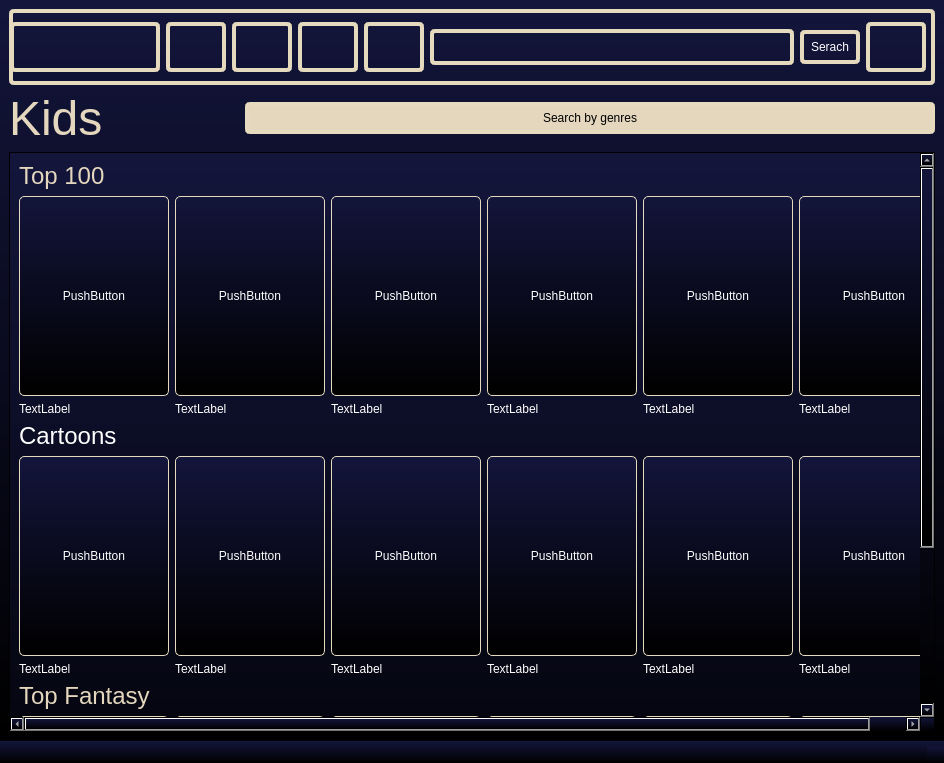
Dushnilas/recsys_project, file src/qt/kidstv.ui: the form before one commit.
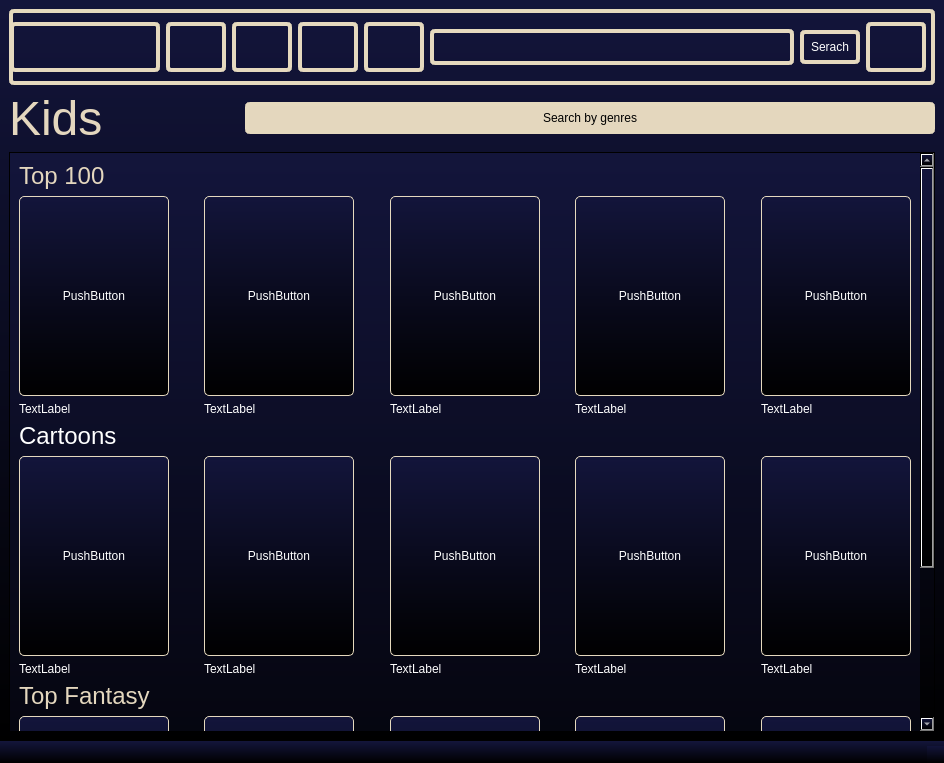
The form after the commit. Icons and pictures are not drawn.

Patch:
```diff
--- a/src/qt/kidstv.ui
+++ b/src/qt/kidstv.ui
@@ -323,7 +323,7 @@
         <rect>
          <x>0</x>
          <y>0</y>
-         <width>1026</width>
+         <width>902</width>
          <height>818</height>
         </rect>
        </property>
@@ -339,125 +339,10 @@
          </widget>
         </item>
         <item>
-         <layout class="QGridLayout" name="top100LO" columnstretch="3,1,3,1,3,1,3,1,3,1,3">
+         <layout class="QGridLayout" name="top100LO" columnstretch="3,0,0,0,0,0,0,0,0">
           <property name="spacing">
            <number>-1</number>
           </property>
-          <item row="0" column="3">
-           <spacer name="horizontalSpacer_3">
-            <property name="orientation">
-             <enum>Qt::Horizontal</enum>
-            </property>
-            <property name="sizeHint" stdset="0">
-             <size>
-              <width>40</width>
-              <height>20</height>
-             </size>
-            </property>
-           </spacer>
-          </item>
-          <item row="0" column="6">
-           <widget class="QPushButton" name="pushButton_8">
-            <property name="sizePolicy">
-             <sizepolicy hsizetype="Minimum" vsizetype="Fixed">
-              <horstretch>150</horstretch>
-              <verstretch>200</verstretch>
-             </sizepolicy>
-            </property>
-            <property name="minimumSize">
-             <size>
-              <width>150</width>
-              <height>200</height>
-             </size>
-            </property>
-            <property name="styleSheet">
-             <string notr="true">border: 1px solid rgb(229, 217, 190);
-border-radius: 5px;
-padding: 5px;</string>
-            </property>
-            <property name="text">
-             <string>PushButton</string>
-            </property>
-           </widget>
-          </item>
-          <item row="0" column="2">
-           <widget class="QPushButton" name="pushButton_11">
-            <property name="sizePolicy">
-             <sizepolicy hsizetype="Minimum" vsizetype="Fixed">
-              <horstretch>150</horstretch>
-              <verstretch>200</verstretch>
-             </sizepolicy>
-            </property>
-            <property name="minimumSize">
-             <size>
-              <width>150</width>
-              <height>200</height>
-             </size>
-            </property>
-            <property name="styleSheet">
-             <string notr="true">border: 1px solid rgb(229, 217, 190);
-border-radius: 5px;
-padding: 5px;</string>
-            </property>
-            <property name="text">
-             <string>PushButton</string>
-            </property>
-           </widget>
-          </item>
-          <item row="1" column="10">
-           <widget class="QLabel" name="label_6">
-            <property name="styleSheet">
-             <string notr="true">background-color: rgba(255, 255, 255, 0);</string>
-            </property>
-            <property name="text">
-             <string>TextLabel</string>
-            </property>
-           </widget>
-          </item>
-          <item row="1" column="4">
-           <widget class="QLabel" name="label_3">
-            <property name="styleSheet">
-             <string notr="true">background-color: rgba(255, 255, 255, 0);</string>
-            </property>
-            <property name="text">
-             <string>TextLabel</string>
-            </property>
-           </widget>
-          </item>
-          <item row="0" column="4">
-           <widget class="QPushButton" name="pushButton_7">
-            <property name="sizePolicy">
-             <sizepolicy hsizetype="Minimum" vsizetype="Fixed">
-              <horstretch>150</horstretch>
-              <verstretch>200</verstretch>
-             </sizepolicy>
-            </property>
-            <property name="minimumSize">
-             <size>
-              <width>150</width>
-              <height>200</height>
-             </size>
-            </property>
-            <property name="styleSheet">
-             <string notr="true">border: 1px solid rgb(229, 217, 190);
-border-radius: 5px;
-padding: 5px;</string>
-            </property>
-            <property name="text">
-             <string>PushButton</string>
-            </property>
-           </widget>
-          </item>
-          <item row="1" column="8">
-           <widget class="QLabel" name="label_5">
-            <property name="styleSheet">
-             <string notr="true">background-color: rgba(255, 255, 255, 0);</string>
-            </property>
-            <property name="text">
-             <string>TextLabel</string>
-            </property>
-           </widget>
-          </item>
           <item row="0" column="8">
            <widget class="QPushButton" name="pushButton_9">
             <property name="sizePolicy">
@@ -482,100 +367,6 @@
             </property>
            </widget>
           </item>
-          <item row="0" column="7">
-           <spacer name="horizontalSpacer_5">
-            <property name="orientation">
-             <enum>Qt::Horizontal</enum>
-            </property>
-            <property name="sizeHint" stdset="0">
-             <size>
-              <width>40</width>
-              <height>20</height>
-             </size>
-            </property>
-           </spacer>
-          </item>
-          <item row="1" column="0">
-           <widget class="QLabel" name="label_2">
-            <property name="styleSheet">
-             <string notr="true">background-color: rgba(255, 255, 255, 0);</string>
-            </property>
-            <property name="text">
-             <string>TextLabel</string>
-            </property>
-           </widget>
-          </item>
-          <item row="0" column="5">
-           <spacer name="horizontalSpacer_4">
-            <property name="orientation">
-             <enum>Qt::Horizontal</enum>
-            </property>
-            <property name="sizeHint" stdset="0">
-             <size>
-              <width>40</width>
-              <height>20</height>
-             </size>
-            </property>
-           </spacer>
-          </item>
-          <item row="0" column="0">
-           <widget class="QPushButton" name="pushButton_6">
-            <property name="sizePolicy">
-             <sizepolicy hsizetype="Minimum" vsizetype="Fixed">
-              <horstretch>150</horstretch>
-              <verstretch>200</verstretch>
-             </sizepolicy>
-            </property>
-            <property name="minimumSize">
-             <size>
-              <width>150</width>
-              <height>200</height>
-             </size>
-            </property>
-            <property name="styleSheet">
-             <string notr="true">border: 1px solid rgb(229, 217, 190);
-border-radius: 5px;
-padding: 5px;</string>
-            </property>
-            <property name="text">
-             <string>PushButton</string>
-            </property>
-           </widget>
-          </item>
-          <item row="0" column="10">
-           <widget class="QPushButton" name="pushButton_10">
-            <property name="sizePolicy">
-             <sizepolicy hsizetype="Minimum" vsizetype="Fixed">
-              <horstretch>150</horstretch>
-              <verstretch>200</verstretch>
-             </sizepolicy>
-            </property>
-            <property name="minimumSize">
-             <size>
-              <width>150</width>
-              <height>200</height>
-             </size>
-            </property>
-            <property name="styleSheet">
-             <string notr="true">border: 1px solid rgb(229, 217, 190);
-border-radius: 5px;
-padding: 5px;</string>
-            </property>
-            <property name="text">
-             <string>PushButton</string>
-            </property>
-           </widget>
-          </item>
-          <item row="1" column="6">
-           <widget class="QLabel" name="label_4">
-            <property name="styleSheet">
-             <string notr="true">background-color: rgba(255, 255, 255, 0);</string>
-            </property>
-            <property name="text">
-             <string>TextLabel</string>
-            </property>
-           </widget>
-          </item>
           <item row="1" column="2">
            <widget class="QLabel" name="label_7">
             <property name="styleSheet">
@@ -586,8 +377,8 @@
             </property>
            </widget>
           </item>
-          <item row="0" column="9">
-           <spacer name="horizontalSpacer_6">
+          <item row="0" column="5">
+           <spacer name="horizontalSpacer_4">
             <property name="orientation">
              <enum>Qt::Horizontal</enum>
             </property>
@@ -599,6 +390,67 @@
             </property>
            </spacer>
           </item>
+          <item row="0" column="4">
+           <widget class="QPushButton" name="pushButton_7">
+            <property name="sizePolicy">
+             <sizepolicy hsizetype="Minimum" vsizetype="Fixed">
+              <horstretch>150</horstretch>
+              <verstretch>200</verstretch>
+             </sizepolicy>
+            </property>
+            <property name="minimumSize">
+             <size>
+              <width>150</width>
+              <height>200</height>
+             </size>
+            </property>
+            <property name="styleSheet">
+             <string notr="true">border: 1px solid rgb(229, 217, 190);
+border-radius: 5px;
+padding: 5px;</string>
+            </property>
+            <property name="text">
+             <string>PushButton</string>
+            </property>
+           </widget>
+          </item>
+          <item row="0" column="7">
+           <spacer name="horizontalSpacer_5">
+            <property name="orientation">
+             <enum>Qt::Horizontal</enum>
+            </property>
+            <property name="sizeHint" stdset="0">
+             <size>
+              <width>40</width>
+              <height>20</height>
+             </size>
+            </property>
+           </spacer>
+          </item>
+          <item row="0" column="2">
+           <widget class="QPushButton" name="pushButton_11">
+            <property name="sizePolicy">
+             <sizepolicy hsizetype="Minimum" vsizetype="Fixed">
+              <horstretch>150</horstretch>
+              <verstretch>200</verstretch>
+             </sizepolicy>
+            </property>
+            <property name="minimumSize">
+             <size>
+              <width>150</width>
+              <height>200</height>
+             </size>
+            </property>
+            <property name="styleSheet">
+             <string notr="true">border: 1px solid rgb(229, 217, 190);
+border-radius: 5px;
+padding: 5px;</string>
+            </property>
+            <property name="text">
+             <string>PushButton</string>
+            </property>
+           </widget>
+          </item>
           <item row="0" column="1">
            <spacer name="horizontalSpacer_2">
             <property name="orientation">
@@ -612,6 +464,107 @@
             </property>
            </spacer>
           </item>
+          <item row="1" column="6">
+           <widget class="QLabel" name="label_4">
+            <property name="styleSheet">
+             <string notr="true">background-color: rgba(255, 255, 255, 0);</string>
+            </property>
+            <property name="text">
+             <string>TextLabel</string>
+            </property>
+           </widget>
+          </item>
+          <item row="0" column="6">
+           <widget class="QPushButton" name="pushButton_8">
+            <property name="sizePolicy">
+             <sizepolicy hsizetype="Minimum" vsizetype="Fixed">
+              <horstretch>150</horstretch>
+              <verstretch>200</verstretch>
+             </sizepolicy>
+            </property>
+            <property name="minimumSize">
+             <size>
+              <width>150</width>
+              <height>200</height>
+             </size>
+            </property>
+            <property name="styleSheet">
+             <string notr="true">border: 1px solid rgb(229, 217, 190);
+border-radius: 5px;
+padding: 5px;</string>
+            </property>
+            <property name="text">
+             <string>PushButton</string>
+            </property>
+           </widget>
+          </item>
+          <item row="0" column="0">
+           <widget class="QPushButton" name="pushButton_6">
+            <property name="sizePolicy">
+             <sizepolicy hsizetype="Minimum" vsizetype="Fixed">
+              <horstretch>150</horstretch>
+              <verstretch>200</verstretch>
+             </sizepolicy>
+            </property>
+            <property name="minimumSize">
+             <size>
+              <width>150</width>
+              <height>200</height>
+             </size>
+            </property>
+            <property name="styleSheet">
+             <string notr="true">border: 1px solid rgb(229, 217, 190);
+border-radius: 5px;
+padding: 5px;</string>
+            </property>
+            <property name="text">
+             <string>PushButton</string>
+            </property>
+           </widget>
+          </item>
+          <item row="1" column="0">
+           <widget class="QLabel" name="label_2">
+            <property name="styleSheet">
+             <string notr="true">background-color: rgba(255, 255, 255, 0);</string>
+            </property>
+            <property name="text">
+             <string>TextLabel</string>
+            </property>
+           </widget>
+          </item>
+          <item row="0" column="3">
+           <spacer name="horizontalSpacer_3">
+            <property name="orientation">
+             <enum>Qt::Horizontal</enum>
+            </property>
+            <property name="sizeHint" stdset="0">
+             <size>
+              <width>40</width>
+              <height>20</height>
+             </size>
+            </property>
+           </spacer>
+          </item>
+          <item row="1" column="4">
+           <widget class="QLabel" name="label_3">
+            <property name="styleSheet">
+             <string notr="true">background-color: rgba(255, 255, 255, 0);</string>
+            </property>
+            <property name="text">
+             <string>TextLabel</string>
+            </property>
+           </widget>
+          </item>
+          <item row="1" column="8">
+           <widget class="QLabel" name="label_5">
+            <property name="styleSheet">
+             <string notr="true">background-color: rgba(255, 255, 255, 0);</string>
+            </property>
+            <property name="text">
+             <string>TextLabel</string>
+            </property>
+           </widget>
+          </item>
          </layout>
         </item>
         <item>
@@ -625,44 +578,7 @@
          </widget>
         </item>
         <item>
-         <layout class="QGridLayout" name="TopComLO" columnstretch="3,1,3,1,3,1,3,1,3,1,3">
-          <item row="0" column="2">
-           <widget class="QPushButton" name="pushButton_17">
-            <property name="sizePolicy">
-             <sizepolicy hsizetype="Minimum" vsizetype="Fixed">
-              <horstretch>150</horstretch>
-              <verstretch>200</verstretch>
-             </sizepolicy>
-            </property>
-            <property name="minimumSize">
-             <size>
-              <width>150</width>
-              <height>200</height>
-             </size>
-            </property>
-            <property name="styleSheet">
-             <string notr="true">border: 1px solid rgb(229, 217, 190);
-border-radius: 5px;
-padding: 5px;</string>
-            </property>
-            <property name="text">
-             <string>PushButton</string>
-            </property>
-           </widget>
-          </item>
-          <item row="0" column="5">
-           <spacer name="horizontalSpacer_9">
-            <property name="orientation">
-             <enum>Qt::Horizontal</enum>
-            </property>
-            <property name="sizeHint" stdset="0">
-             <size>
-              <width>40</width>
-              <height>20</height>
-             </size>
-            </property>
-           </spacer>
-          </item>
+         <layout class="QGridLayout" name="TopComLO" columnstretch="3,0,0,0,0,0,0,0,0">
           <item row="1" column="8">
            <widget class="QLabel" name="label_11">
             <property name="styleSheet">
@@ -673,40 +589,6 @@
             </property>
            </widget>
           </item>
-          <item row="1" column="2">
-           <widget class="QLabel" name="label_13">
-            <property name="styleSheet">
-             <string notr="true">background-color: rgba(255, 255, 255, 0);</string>
-            </property>
-            <property name="text">
-             <string>TextLabel</string>
-            </property>
-           </widget>
-          </item>
-          <item row="0" column="0">
-           <widget class="QPushButton" name="pushButton_14">
-            <property name="sizePolicy">
-             <sizepolicy hsizetype="Minimum" vsizetype="Fixed">
-              <horstretch>150</horstretch>
-              <verstretch>200</verstretch>
-             </sizepolicy>
-            </property>
-            <property name="minimumSize">
-             <size>
-              <width>150</width>
-              <height>200</height>
-             </size>
-            </property>
-            <property name="styleSheet">
-             <string notr="true">border: 1px solid rgb(229, 217, 190);
-border-radius: 5px;
-padding: 5px;</string>
-            </property>
-            <property name="text">
-             <string>PushButton</string>
-            </property>
-           </widget>
-          </item>
           <item row="1" column="0">
            <widget class="QLabel" name="label_8">
             <property name="styleSheet">
@@ -717,21 +599,8 @@
             </property>
            </widget>
           </item>
-          <item row="0" column="7">
-           <spacer name="horizontalSpacer_10">
-            <property name="orientation">
-             <enum>Qt::Horizontal</enum>
-            </property>
-            <property name="sizeHint" stdset="0">
-             <size>
-              <width>40</width>
-              <height>20</height>
-             </size>
-            </property>
-           </spacer>
-          </item>
-          <item row="0" column="8">
-           <widget class="QPushButton" name="pushButton_16">
+          <item row="0" column="0">
+           <widget class="QPushButton" name="pushButton_14">
             <property name="sizePolicy">
              <sizepolicy hsizetype="Minimum" vsizetype="Fixed">
               <horstretch>150</horstretch>
@@ -754,29 +623,6 @@
             </property>
            </widget>
           </item>
-          <item row="1" column="10">
-           <widget class="QLabel" name="label_9">
-            <property name="styleSheet">
-             <string notr="true">background-color: rgba(255, 255, 255, 0);</string>
-            </property>
-            <property name="text">
-             <string>TextLabel</string>
-            </property>
-           </widget>
-          </item>
-          <item row="0" column="3">
-           <spacer name="horizontalSpacer_8">
-            <property name="orientation">
-             <enum>Qt::Horizontal</enum>
-            </property>
-            <property name="sizeHint" stdset="0">
-             <size>
-              <width>40</width>
-              <height>20</height>
-             </size>
-            </property>
-           </spacer>
-          </item>
           <item row="0" column="6">
            <widget class="QPushButton" name="pushButton_12">
             <property name="sizePolicy">
@@ -801,6 +647,39 @@
             </property>
            </widget>
           </item>
+          <item row="1" column="2">
+           <widget class="QLabel" name="label_13">
+            <property name="styleSheet">
+             <string notr="true">background-color: rgba(255, 255, 255, 0);</string>
+            </property>
+            <property name="text">
+             <string>TextLabel</string>
+            </property>
+           </widget>
+          </item>
+          <item row="0" column="5">
+           <spacer name="horizontalSpacer_9">
+            <property name="orientation">
+             <enum>Qt::Horizontal</enum>
+            </property>
+            <property name="sizeHint" stdset="0">
+             <size>
+              <width>40</width>
+              <height>20</height>
+             </size>
+            </property>
+           </spacer>
+          </item>
+          <item row="1" column="6">
+           <widget class="QLabel" name="label_12">
+            <property name="styleSheet">
+             <string notr="true">background-color: rgba(255, 255, 255, 0);</string>
+            </property>
+            <property name="text">
+             <string>TextLabel</string>
+            </property>
+           </widget>
+          </item>
           <item row="0" column="1">
            <spacer name="horizontalSpacer_7">
             <property name="orientation">
@@ -814,8 +693,8 @@
             </property>
            </spacer>
           </item>
-          <item row="0" column="4">
-           <widget class="QPushButton" name="pushButton_13">
+          <item row="0" column="2">
+           <widget class="QPushButton" name="pushButton_17">
             <property name="sizePolicy">
              <sizepolicy hsizetype="Minimum" vsizetype="Fixed">
               <horstretch>150</horstretch>
@@ -838,6 +717,19 @@
             </property>
            </widget>
           </item>
+          <item row="0" column="7">
+           <spacer name="horizontalSpacer_10">
+            <property name="orientation">
+             <enum>Qt::Horizontal</enum>
+            </property>
+            <property name="sizeHint" stdset="0">
+             <size>
+              <width>40</width>
+              <height>20</height>
+             </size>
+            </property>
+           </spacer>
+          </item>
           <item row="1" column="4">
            <widget class="QLabel" name="label_10">
             <property name="styleSheet">
@@ -848,42 +740,8 @@
             </property>
            </widget>
           </item>
-          <item row="0" column="10">
-           <widget class="QPushButton" name="pushButton_15">
-            <property name="sizePolicy">
-             <sizepolicy hsizetype="Minimum" vsizetype="Fixed">
-              <horstretch>150</horstretch>
-              <verstretch>200</verstretch>
-             </sizepolicy>
-            </property>
-            <property name="minimumSize">
-             <size>
-              <width>150</width>
-              <height>200</height>
-             </size>
-            </property>
-            <property name="styleSheet">
-             <string notr="true">border: 1px solid rgb(229, 217, 190);
-border-radius: 5px;
-padding: 5px;</string>
-            </property>
-            <property name="text">
-             <string>PushButton</string>
-            </property>
-           </widget>
-          </item>
-          <item row="1" column="6">
-           <widget class="QLabel" name="label_12">
-            <property name="styleSheet">
-             <string notr="true">background-color: rgba(255, 255, 255, 0);</string>
-            </property>
-            <property name="text">
-             <string>TextLabel</string>
-            </property>
-           </widget>
-          </item>
-          <item row="0" column="9">
-           <spacer name="horizontalSpacer_11">
+          <item row="0" column="3">
+           <spacer name="horizontalSpacer_8">
             <property name="orientation">
              <enum>Qt::Horizontal</enum>
             </property>
@@ -895,6 +753,54 @@
             </property>
            </spacer>
           </item>
+          <item row="0" column="4">
+           <widget class="QPushButton" name="pushButton_13">
+            <property name="sizePolicy">
+             <sizepolicy hsizetype="Minimum" vsizetype="Fixed">
+              <horstretch>150</horstretch>
+              <verstretch>200</verstretch>
+             </sizepolicy>
+            </property>
+            <property name="minimumSize">
+             <size>
+              <width>150</width>
+              <height>200</height>
+             </size>
+            </property>
+            <property name="styleSheet">
+             <string notr="true">border: 1px solid rgb(229, 217, 190);
+border-radius: 5px;
+padding: 5px;</string>
+            </property>
+            <property name="text">
+             <string>PushButton</string>
+            </property>
+           </widget>
+          </item>
+          <item row="0" column="8">
+           <widget class="QPushButton" name="pushButton_16">
+            <property name="sizePolicy">
+             <sizepolicy hsizetype="Minimum" vsizetype="Fixed">
+              <horstretch>150</horstretch>
+              <verstretch>200</verstretch>
+             </sizepolicy>
+            </property>
+            <property name="minimumSize">
+             <size>
+              <width>150</width>
+              <height>200</height>
+             </size>
+            </property>
+            <property name="styleSheet">
+             <string notr="true">border: 1px solid rgb(229, 217, 190);
+border-radius: 5px;
+padding: 5px;</string>
+            </property>
+            <property name="text">
+             <string>PushButton</string>
+            </property>
+           </widget>
+          </item>
          </layout>
         </item>
         <item>
@@ -908,7 +814,40 @@
          </widget>
         </item>
         <item>
-         <layout class="QGridLayout" name="TopFLO" columnstretch="3,1,3,1,3,1,3,1,3,1,3">
+         <layout class="QGridLayout" name="TopFLO" columnstretch="3,0,0,0,0,0,0,0,0">
+          <item row="0" column="3">
+           <spacer name="horizontalSpacer_13">
+            <property name="orientation">
+             <enum>Qt::Horizontal</enum>
+            </property>
+            <property name="sizeHint" stdset="0">
+             <size>
+              <width>40</width>
+              <height>20</height>
+             </size>
+            </property>
+           </spacer>
+          </item>
+          <item row="1" column="0">
+           <widget class="QLabel" name="label_15">
+            <property name="styleSheet">
+             <string notr="true">background-color: rgba(255, 255, 255, 0);</string>
+            </property>
+            <property name="text">
+             <string>TextLabel</string>
+            </property>
+           </widget>
+          </item>
+          <item row="1" column="2">
+           <widget class="QLabel" name="label_20">
+            <property name="styleSheet">
+             <string notr="true">background-color: rgba(255, 255, 255, 0);</string>
+            </property>
+            <property name="text">
+             <string>TextLabel</string>
+            </property>
+           </widget>
+          </item>
           <item row="1" column="4">
            <widget class="QLabel" name="label_17">
             <property name="styleSheet">
@@ -919,6 +858,54 @@
             </property>
            </widget>
           </item>
+          <item row="0" column="4">
+           <widget class="QPushButton" name="pushButton_19">
+            <property name="sizePolicy">
+             <sizepolicy hsizetype="Minimum" vsizetype="Fixed">
+              <horstretch>150</horstretch>
+              <verstretch>200</verstretch>
+             </sizepolicy>
+            </property>
+            <property name="minimumSize">
+             <size>
+              <width>150</width>
+              <height>200</height>
+             </size>
+            </property>
+            <property name="styleSheet">
+             <string notr="true">border: 1px solid rgb(229, 217, 190);
+border-radius: 5px;
+padding: 5px;</string>
+            </property>
+            <property name="text">
+             <string>PushButton</string>
+            </property>
+           </widget>
+          </item>
+          <item row="0" column="0">
+           <widget class="QPushButton" name="pushButton_20">
+            <property name="sizePolicy">
+             <sizepolicy hsizetype="Minimum" vsizetype="Fixed">
+              <horstretch>150</horstretch>
+              <verstretch>200</verstretch>
+             </sizepolicy>
+            </property>
+            <property name="minimumSize">
+             <size>
+              <width>150</width>
+              <height>200</height>
+             </size>
+            </property>
+            <property name="styleSheet">
+             <string notr="true">border: 1px solid rgb(229, 217, 190);
+border-radius: 5px;
+padding: 5px;</string>
+            </property>
+            <property name="text">
+             <string>PushButton</string>
+            </property>
+           </widget>
+          </item>
           <item row="0" column="7">
            <spacer name="horizontalSpacer_15">
             <property name="orientation">
@@ -932,6 +919,43 @@
             </property>
            </spacer>
           </item>
+          <item row="0" column="5">
+           <spacer name="horizontalSpacer_14">
+            <property name="orientation">
+             <enum>Qt::Horizontal</enum>
+            </property>
+            <property name="sizeHint" stdset="0">
+             <size>
+              <width>40</width>
+              <height>20</height>
+             </size>
+            </property>
+           </spacer>
+          </item>
+          <item row="0" column="2">
+           <widget class="QPushButton" name="pushButton_23">
+            <property name="sizePolicy">
+             <sizepolicy hsizetype="Minimum" vsizetype="Fixed">
+              <horstretch>150</horstretch>
+              <verstretch>200</verstretch>
+             </sizepolicy>
+            </property>
+            <property name="minimumSize">
+             <size>
+              <width>150</width>
+              <height>200</height>
+             </size>
+            </property>
+            <property name="styleSheet">
+             <string notr="true">border: 1px solid rgb(229, 217, 190);
+border-radius: 5px;
+padding: 5px;</string>
+            </property>
+            <property name="text">
+             <string>PushButton</string>
+            </property>
+           </widget>
+          </item>
           <item row="0" column="8">
            <widget class="QPushButton" name="pushButton_22">
             <property name="sizePolicy">
@@ -956,19 +980,6 @@
             </property>
            </widget>
           </item>
-          <item row="0" column="9">
-           <spacer name="horizontalSpacer_16">
-            <property name="orientation">
-             <enum>Qt::Horizontal</enum>
-            </property>
-            <property name="sizeHint" stdset="0">
-             <size>
-              <width>40</width>
-              <height>20</height>
-             </size>
-            </property>
-           </spacer>
-          </item>
           <item row="1" column="8">
            <widget class="QLabel" name="label_18">
             <property name="styleSheet">
@@ -979,39 +990,18 @@
             </property>
            </widget>
           </item>
-          <item row="0" column="0">
-           <widget class="QPushButton" name="pushButton_20">
-            <property name="sizePolicy">
-             <sizepolicy hsizetype="Minimum" vsizetype="Fixed">
-              <horstretch>150</horstretch>
-              <verstretch>200</verstretch>
-             </sizepolicy>
+          <item row="0" column="1">
+           <spacer name="horizontalSpacer_12">
+            <property name="orientation">
+             <enum>Qt::Horizontal</enum>
             </property>
-            <property name="minimumSize">
+            <property name="sizeHint" stdset="0">
              <size>
-              <width>150</width>
-              <height>200</height>
+              <width>40</width>
+              <height>20</height>
              </size>
             </property>
-            <property name="styleSheet">
-             <string notr="true">border: 1px solid rgb(229, 217, 190);
-border-radius: 5px;
-padding: 5px;</string>
-            </property>
-            <property name="text">
-             <string>PushButton</string>
-            </property>
-           </widget>
-          </item>
-          <item row="1" column="2">
-           <widget class="QLabel" name="label_20">
-            <property name="styleSheet">
-             <string notr="true">background-color: rgba(255, 255, 255, 0);</string>
-            </property>
-            <property name="text">
-             <string>TextLabel</string>
-            </property>
-           </widget>
+           </spacer>
           </item>
           <item row="1" column="6">
            <widget class="QLabel" name="label_19">
@@ -1023,16 +1013,6 @@
             </property>
            </widget>
           </item>
-          <item row="1" column="10">
-           <widget class="QLabel" name="label_16">
-            <property name="styleSheet">
-             <string notr="true">background-color: rgba(255, 255, 255, 0);</string>
-            </property>
-            <property name="text">
-             <string>TextLabel</string>
-            </property>
-           </widget>
-          </item>
           <item row="0" column="6">
            <widget class="QPushButton" name="pushButton_18">
             <property name="sizePolicy">
@@ -1057,127 +1037,6 @@
             </property>
            </widget>
           </item>
-          <item row="0" column="4">
-           <widget class="QPushButton" name="pushButton_19">
-            <property name="sizePolicy">
-             <sizepolicy hsizetype="Minimum" vsizetype="Fixed">
-              <horstretch>150</horstretch>
-              <verstretch>200</verstretch>
-             </sizepolicy>
-            </property>
-            <property name="minimumSize">
-             <size>
-              <width>150</width>
-              <height>200</height>
-             </size>
-            </property>
-            <property name="styleSheet">
-             <string notr="true">border: 1px solid rgb(229, 217, 190);
-border-radius: 5px;
-padding: 5px;</string>
-            </property>
-            <property name="text">
-             <string>PushButton</string>
-            </property>
-           </widget>
-          </item>
-          <item row="0" column="3">
-           <spacer name="horizontalSpacer_13">
-            <property name="orientation">
-             <enum>Qt::Horizontal</enum>
-            </property>
-            <property name="sizeHint" stdset="0">
-             <size>
-              <width>40</width>
-              <height>20</height>
-             </size>
-            </property>
-           </spacer>
-          </item>
-          <item row="0" column="1">
-           <spacer name="horizontalSpacer_12">
-            <property name="orientation">
-             <enum>Qt::Horizontal</enum>
-            </property>
-            <property name="sizeHint" stdset="0">
-             <size>
-              <width>40</width>
-              <height>20</height>
-             </size>
-            </property>
-           </spacer>
-          </item>
-          <item row="0" column="2">
-           <widget class="QPushButton" name="pushButton_23">
-            <property name="sizePolicy">
-             <sizepolicy hsizetype="Minimum" vsizetype="Fixed">
-              <horstretch>150</horstretch>
-              <verstretch>200</verstretch>
-             </sizepolicy>
-            </property>
-            <property name="minimumSize">
-             <size>
-              <width>150</width>
-              <height>200</height>
-             </size>
-            </property>
-            <property name="styleSheet">
-             <string notr="true">border: 1px solid rgb(229, 217, 190);
-border-radius: 5px;
-padding: 5px;</string>
-            </property>
-            <property name="text">
-             <string>PushButton</string>
-            </property>
-           </widget>
-          </item>
-          <item row="0" column="5">
-           <spacer name="horizontalSpacer_14">
-            <property name="orientation">
-             <enum>Qt::Horizontal</enum>
-            </property>
-            <property name="sizeHint" stdset="0">
-             <size>
-              <width>40</width>
-              <height>20</height>
-             </size>
-            </property>
-           </spacer>
-          </item>
-          <item row="0" column="10">
-           <widget class="QPushButton" name="pushButton_21">
-            <property name="sizePolicy">
-             <sizepolicy hsizetype="Minimum" vsizetype="Fixed">
-              <horstretch>150</horstretch>
-              <verstretch>200</verstretch>
-             </sizepolicy>
-            </property>
-            <property name="minimumSize">
-             <size>
-              <width>150</width>
-              <height>200</height>
-             </size>
-            </property>
-            <property name="styleSheet">
-             <string notr="true">border: 1px solid rgb(229, 217, 190);
-border-radius: 5px;
-padding: 5px;</string>
-            </property>
-            <property name="text">
-             <string>PushButton</string>
-            </property>
-           </widget>
-          </item>
-          <item row="1" column="0">
-           <widget class="QLabel" name="label_15">
-            <property name="styleSheet">
-             <string notr="true">background-color: rgba(255, 255, 255, 0);</string>
-            </property>
-            <property name="text">
-             <string>TextLabel</string>
-            </property>
-           </widget>
-          </item>
          </layout>
         </item>
        </layout>
```
